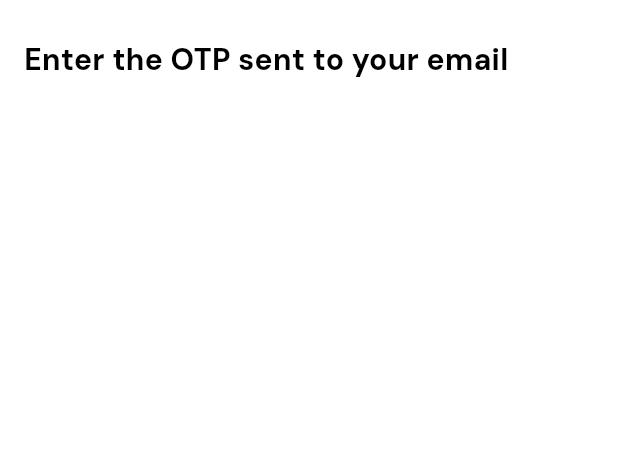
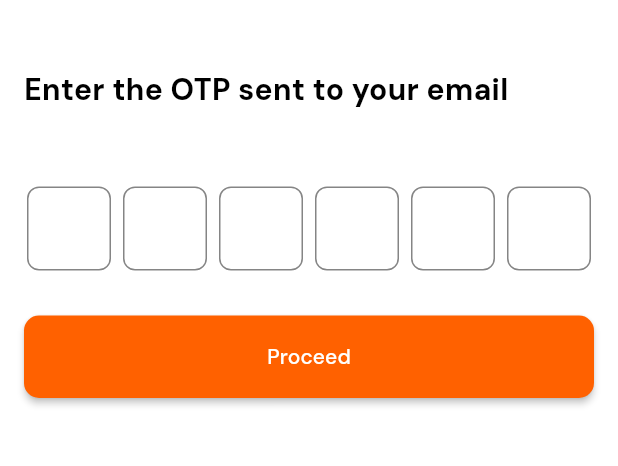
Before and after one commit to FlutterZawya/Talabat_App, a Flutter app: the VerifyCodeView screen opened by its route, on a phone screen of 412 x 824 dp, the part 61-527 px from its top. Run offline on Flutter 3.47's test engine with Material 3 defaults, Android fonts, the phone set to English and light mode, and no system bars; drawn by our look-alikes of pinput; our stand-ins replace device_preview, flutter_spinkit, flutter_svg, go_router.

Commit message:
create Verify Code [Done]

```diff
--- a/lib/core/utils/styles/app_colors.dart
+++ b/lib/core/utils/styles/app_colors.dart
@@ -11,4 +11,6 @@ abstract class AppColors {
   static const Color grey400 = Color(0xff858585);
   static const Color grey500 = Color(0xff1e1e1e);
   static const Color inactiveButton = Color(0xffffcdb2);
+  static const Color blue = Color(0xff007AFF);
+
 }
--- /dev/null
+++ b/lib/features/auth/presentation/views/widgets/verify_code_form.dart
@@ -0,0 +1,55 @@
+import 'package:flutter/material.dart';
+import 'package:pinput/pinput.dart';
+
+import '../../../../../core/utils/styles/app_colors.dart';
+import '../../../../../core/utils/styles/app_styles.dart';
+import '../../../../../core/utils/widgets/custom_button.dart';
+
+class VerifyCodeForm extends StatelessWidget {
+  const VerifyCodeForm({
+    super.key,
+    required this.onCompleted,
+    required this.onTapProceed,
+    this.onTapResendCode,
+  });
+  final void Function(String)? onCompleted;
+  final dynamic Function()? onTapProceed;
+  final dynamic Function()? onTapResendCode;
+  @override
+  Widget build(BuildContext context) {
+    final defaultPinTheme = PinTheme(
+      width: 56,
+      height: 56,
+      textStyle: AppStyles.bold18,
+      decoration: BoxDecoration(
+        border: Border.all(color: AppColors.grey400),
+        borderRadius: BorderRadius.circular(8),
+      ),
+    );
+
+    final focusedPinTheme = defaultPinTheme.copyDecorationWith(
+      border: Border.all(color: AppColors.main),
+    );
+
+    final submittedPinTheme = defaultPinTheme.copyDecorationWith(
+      border: Border.all(color: AppColors.blue),
+    );
+
+    return Column(
+      children: [
+        const SizedBox(height: 30),
+        Pinput(
+          length: 6,
+          defaultPinTheme: defaultPinTheme,
+          focusedPinTheme: focusedPinTheme,
+          submittedPinTheme: submittedPinTheme,
+          pinputAutovalidateMode: PinputAutovalidateMode.onSubmit,
+          showCursor: true,
+          onCompleted: onCompleted,
+        ),
+        const SizedBox(height: 30),
+        CustomButton(onPressed: onTapProceed, text: 'Proceed'),
+      ],
+    );
+  }
+}
--- a/lib/features/auth/presentation/views/widgets/verify_code_view_body.dart
+++ b/lib/features/auth/presentation/views/widgets/verify_code_view_body.dart
@@ -1,6 +1,9 @@
+import 'dart:developer';
+
 import 'package:flutter/material.dart';
 
 import '../../../../../core/utils/styles/app_styles.dart';
+import 'verify_code_form.dart';
 
 class VerifyCodeViewBody extends StatelessWidget {
   const VerifyCodeViewBody({super.key});
@@ -9,15 +12,23 @@ class VerifyCodeViewBody extends StatelessWidget {
   Widget build(BuildContext context) {
     return Padding(
       padding: const EdgeInsets.symmetric(horizontal: 16),
-      child: const Column(
+      child: Column(
         children: [
-          SizedBox(height: 10),
+          SizedBox(height: 30),
           SizedBox(
             width: double.infinity,
             child: Text('Enter the OTP sent to your email',
                 style: AppStyles.bold20),
           ),
           SizedBox(height: 20),
+          VerifyCodeForm(
+            onCompleted: (code) {
+              log(code);
+            },
+            onTapProceed: () {
+              log('code');
+            },
+          ),
         ],
       ),
     );
--- a/lib/features/auth/presentation/views/widgets/verify_email_view_body.dart
+++ b/lib/features/auth/presentation/views/widgets/verify_email_view_body.dart
@@ -12,7 +12,7 @@ class VerifyEmailViewBody extends StatelessWidget {
       padding: const EdgeInsets.symmetric(horizontal: 16),
       child: const Column(
         children: [
-          SizedBox(height: 10),
+          SizedBox(height: 30),
           SizedBox(
             width: double.infinity,
             child: Text('Enter your email', style: AppStyles.bold20),
--- a/pubspec.yaml
+++ b/pubspec.yaml
@@ -35,6 +35,7 @@ dependencies:
   flutter_spinkit: ^5.2.1
   flutter_svg: ^2.0.17
   go_router: ^14.8.1
+  pinput: ^5.0.1
   rename: ^3.0.2
 
 dev_dependencies:
```
Also changed, not shown: pubspec.lock.
